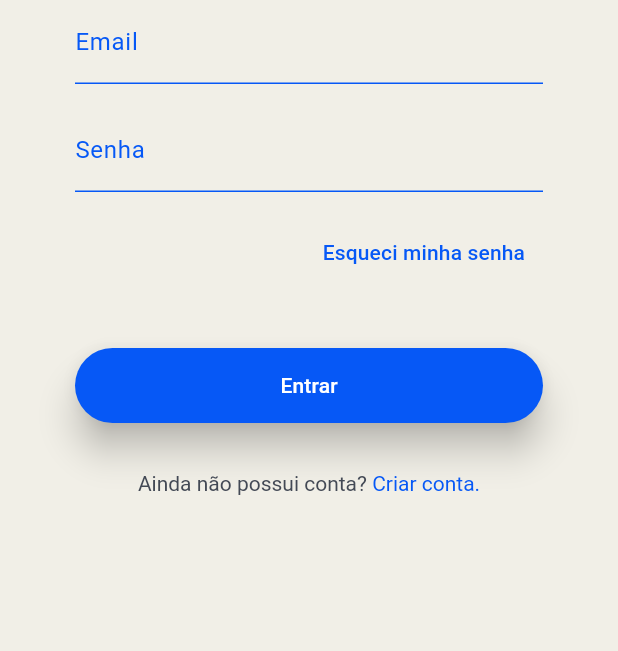
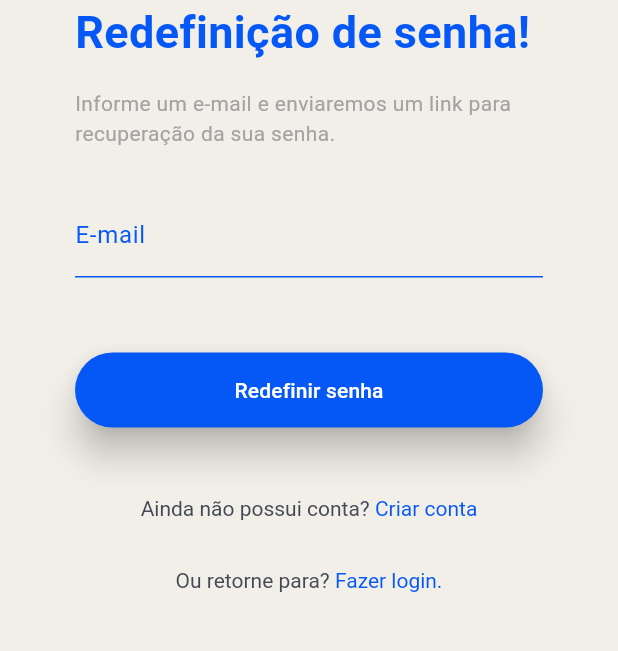
Before and after one commit to igordanii/easefin, a Flutter app: the LoginScreen screen opened by its route, after a tap on "Esqueci minha senha", on a phone screen of 412 x 824 dp, the part 309-960 px from its top. Run offline on Flutter 3.47's test engine with Material 3 defaults, Android fonts, the phone set to English and light mode, and no system bars.

Commit message:
Tela de redefinição de senha e confirmação de email

```diff
--- a/lib/screens/app.dart
+++ b/lib/screens/app.dart
@@ -2,6 +2,8 @@ import 'package:finease/utils/app_routes.dart';
 import 'package:flutter/material.dart';
 import '../screens/welcome_screen.dart';
 import '../screens/login_screen.dart';
+import '../screens/pass_reset_screen.dart';
+import '../screens/confirm_pass_reset_screen.dart';
 import '../screens/signup_screen.dart';
 import '../screens/home_screen.dart';
 
@@ -18,6 +20,8 @@ class App extends StatelessWidget {
         AppRoutes.logIn: (context) => LoginScreen(),
         AppRoutes.signUp: (context) => SignupScreen(),
         AppRoutes.userHome: (context) => HomeScreen(),
+        AppRoutes.passReset: (context) => PasswordResetScreen(),
+        AppRoutes.confirmPassReset: (context) => ConfirmPasswordResetScreen(),
       },
       title: 'EaseFin',
       theme: ThemeData(
--- a/lib/screens/login_screen.dart
+++ b/lib/screens/login_screen.dart
@@ -20,7 +20,7 @@ class LoginScreen extends StatelessWidget {
               width: 150,
               height: 150,
             ),
-            InputText(text: "Email", hint: "Digite seu email"),
+            InputText(text: "E-mail", hint: "Digite seu e-mail"),
             const SizedBox(height: 16),
             InputPassword(text: "Senha", hint: "Digite seu senha"),
             const SizedBox(height: 16),
@@ -28,7 +28,7 @@ class LoginScreen extends StatelessWidget {
               alignment: Alignment.centerRight,
               child: TextButton(
                 onPressed: () {
-                  // Navigator.pushNamed(context,  AppRoutes.logIn); Rota para tela de recuperação
+                  Navigator.pushNamed(context,  AppRoutes.passReset);
                 },
                 child: Text('Esqueci minha senha',
                     style:
--- /dev/null
+++ b/lib/screens/pass_reset_screen.dart
@@ -0,0 +1,54 @@
+import 'package:finease/utils/app_routes.dart';
+import 'package:flutter/material.dart';
+import 'package:finease/widgets/custom_scafold.dart';
+import 'package:finease/componentes/input_text.dart';
+import 'package:finease/componentes/default_screen_buttons.dart';
+import 'package:finease/componentes/text_screen_buttons.dart';
+
+class PasswordResetScreen extends StatelessWidget {
+  const PasswordResetScreen({super.key});
+
+  @override
+  Widget build(BuildContext context) {
+  return CustomScaffold(
+    child: Form(
+      child: Column(
+        children: <Widget>[
+          Image.asset(
+            'assets/images/logop.png',
+            width: 150,
+            height: 150,
+          ),
+          Container(
+            alignment: Alignment.centerLeft,
+            child: Text(
+              "Redefinição de senha!",
+              style:
+                const TextStyle(color: Color.fromRGBO(6, 88, 246, 1), fontSize: 30, fontWeight: FontWeight.bold)
+            ),
+          ),
+          const SizedBox(height: 16),
+          Text(
+            "Informe um e-mail e enviaremos um link para recuperação da sua senha.",
+            style:
+              const TextStyle(color: const Color.fromRGBO(163, 163, 163, 1))
+          ),
+          const SizedBox(height: 30),
+          InputText(text: "E-mail", hint: "Digite seu e-mail"),
+          const SizedBox(height: 50),
+          DefaultScreenButton(appRoute: AppRoutes.confirmPassReset, text: "Redefinir senha"),
+          const SizedBox(height: 30),
+          TextScreenButton(
+            appRoute: AppRoutes.signUp,
+            textGray: "Ainda não possui conta?",
+            textBlue: " Criar conta"),
+          TextScreenButton(
+            appRoute: AppRoutes.logIn,
+            textGray: "Ou retorne para?",
+            textBlue: " Fazer login."),
+        ]
+      ),
+    ),
+  );
+  }
+}
--- a/lib/screens/signup_screen.dart
+++ b/lib/screens/signup_screen.dart
@@ -24,7 +24,7 @@ class SignupScreen extends StatelessWidget {
             ),
             InputText(text: "Nome", hint: "Digite seu nome e sobrenome"),
             const SizedBox(height: 16),
-            InputText(text: "Email", hint: "Digite seu email"),
+            InputText(text: "E-mail", hint: "Digite seu e-mail"),
             const SizedBox(height: 16),
             InputPassword(
                 text: "Senha(mínimo de 6 caracteres)", hint: "Crie uma senha"),
--- a/lib/utils/app_routes.dart
+++ b/lib/utils/app_routes.dart
@@ -3,4 +3,6 @@ abstract class AppRoutes {
   static const signUp = "/sing-up";
   static const logIn = "/log-in";
   static const userHome = "/home";
+  static const passReset = "/reset";
+  static const confirmPassReset = "/reset-confirm";
 }
```
Also changed, not shown: lib/screens/confirm_pass_reset_screen.dart (added, +38 -0 lines).
